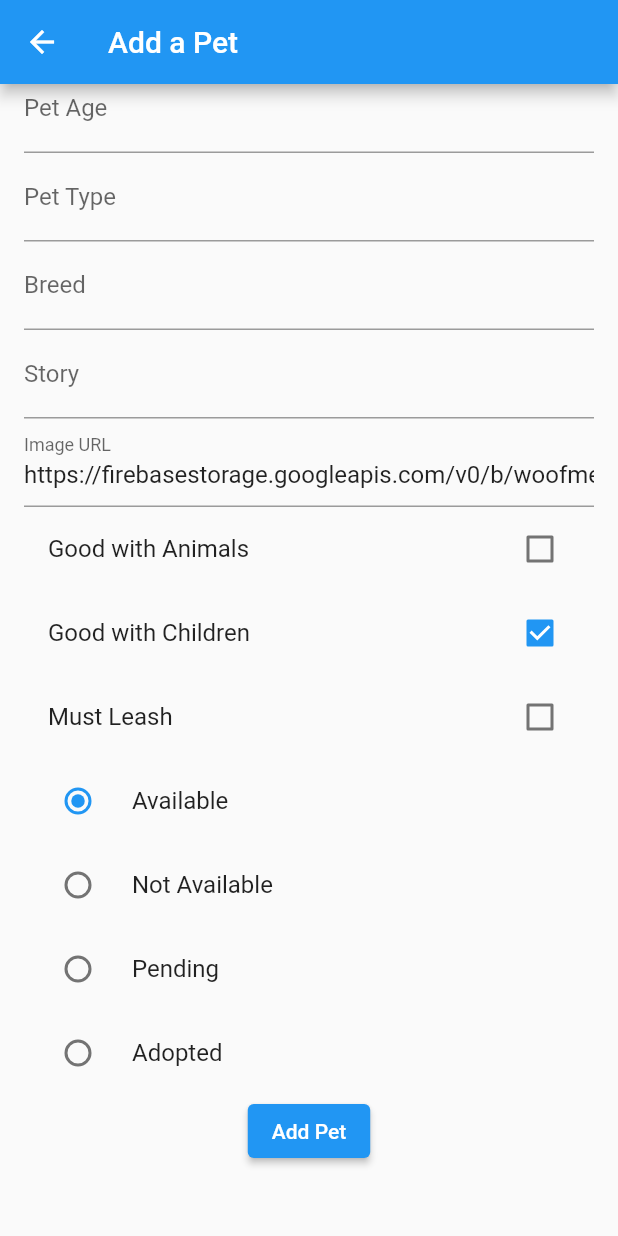
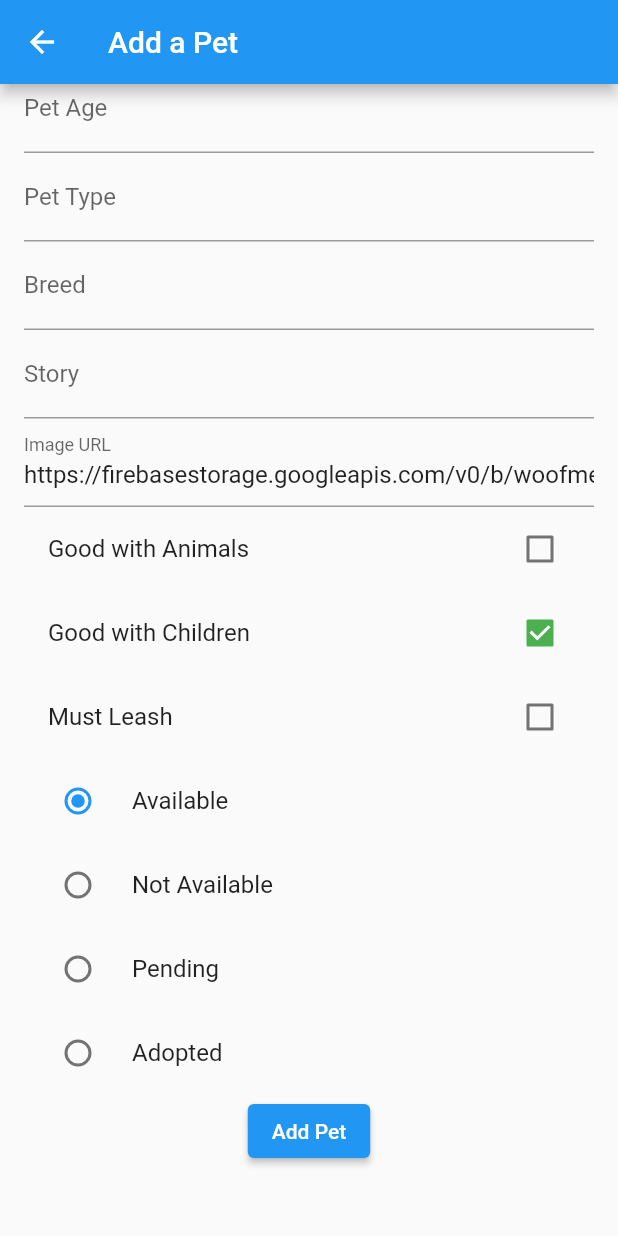
Before and after one commit to sjdeng95/woof-me, a Flutter app: the NewPetScreen screen opened directly, scrolled down 188 dp, after a tap on "Good with Children", on a phone screen of 412 x 824 dp. Run offline on Flutter 3.47's test engine with Material 2 defaults, Android fonts, the phone set to English and light mode, and no system bars; our stand-ins replace appinio_swiper, cloud_firestore, email_validator, firebase_auth, firebase_core, firebase_storage and 2 more; accounts and stored records are empty; network calls fail.

Commit message:
Updated checkboxes to be green

```diff
--- a/lib/screens/admin_screens/new_pet_screen.dart
+++ b/lib/screens/admin_screens/new_pet_screen.dart
@@ -58,7 +58,8 @@ class _NewPetScreenState extends State<NewPetScreen> {
   @override
   void initState() {
     super.initState();
-    _picController.text = 'https://firebasestorage.googleapis.com/v0/b/woofme-467.appspot.com/o/DEFAULT%20EMPTY%20PICTURE%2FIMG_5468.png?alt=media&token=a3db9515-f0ec-4ead-9973-ee10f4fb37d7';
+    _picController.text =
+        'https://firebasestorage.googleapis.com/v0/b/woofme-467.appspot.com/o/DEFAULT%20EMPTY%20PICTURE%2FIMG_5468.png?alt=media&token=a3db9515-f0ec-4ead-9973-ee10f4fb37d7';
   }
 
   @override
@@ -85,7 +86,6 @@ class _NewPetScreenState extends State<NewPetScreen> {
                         fallbackWidth: 100,
                         fallbackHeight: 100,
                       ),
-
                 TextFormField(
                   controller: _nameController,
                   decoration: const InputDecoration(labelText: 'Pet Name'),
@@ -121,7 +121,6 @@ class _NewPetScreenState extends State<NewPetScreen> {
                   controller: _breedController,
                   decoration: const InputDecoration(labelText: 'Breed'),
                 ),
-
                 TextFormField(
                   controller: _storyController,
                   decoration: const InputDecoration(labelText: 'Story'),
@@ -133,6 +132,7 @@ class _NewPetScreenState extends State<NewPetScreen> {
                 CheckboxListTile(
                   title: const Text('Good with Animals'),
                   value: _goodAnimals,
+                  activeColor: Colors.green,
                   onChanged: (bool? value) {
                     setState(() {
                       _goodAnimals = value ?? false;
@@ -142,6 +142,7 @@ class _NewPetScreenState extends State<NewPetScreen> {
                 CheckboxListTile(
                   title: const Text('Good with Children'),
                   value: _goodChildren,
+                  activeColor: Colors.green,
                   onChanged: (bool? value) {
                     setState(() {
                       _goodChildren = value ?? false;
@@ -151,6 +152,7 @@ class _NewPetScreenState extends State<NewPetScreen> {
                 CheckboxListTile(
                   title: const Text('Must Leash'),
                   value: _mustLeash,
+                  activeColor: Colors.green,
                   onChanged: (bool? value) {
                     setState(() {
                       _mustLeash = value ?? false;
@@ -201,7 +203,9 @@ class _NewPetScreenState extends State<NewPetScreen> {
                   onPressed: _addPet,
                   child: const Text('Add Pet'),
                 ),
-                const SizedBox(height: 30,),
+                const SizedBox(
+                  height: 30,
+                ),
               ],
             ),
           ),
--- a/lib/widgets/pet_info_more.dart
+++ b/lib/widgets/pet_info_more.dart
@@ -19,16 +19,19 @@ class PetInfoMore extends StatelessWidget {
         CheckboxListTile(
           title: const Text("Good with other animals"),
           value: petInfo!.goodAnimals,
+          activeColor: Colors.green,
           onChanged: (value) {},
         ),
         CheckboxListTile(
           title: const Text("Good with children"),
           value: petInfo!.goodChildren,
+          activeColor: Colors.green,
           onChanged: (value) {},
         ),
         CheckboxListTile(
           title: const Text("Must be on leash at all times"),
           value: petInfo!.mustLeash,
+          activeColor: Colors.green,
           onChanged: (value) {},
         ),
         const SizedBox(height: 15),
```
Also changed, not shown: lib/widgets/components/check_box.dart (+6 -2 lines).
